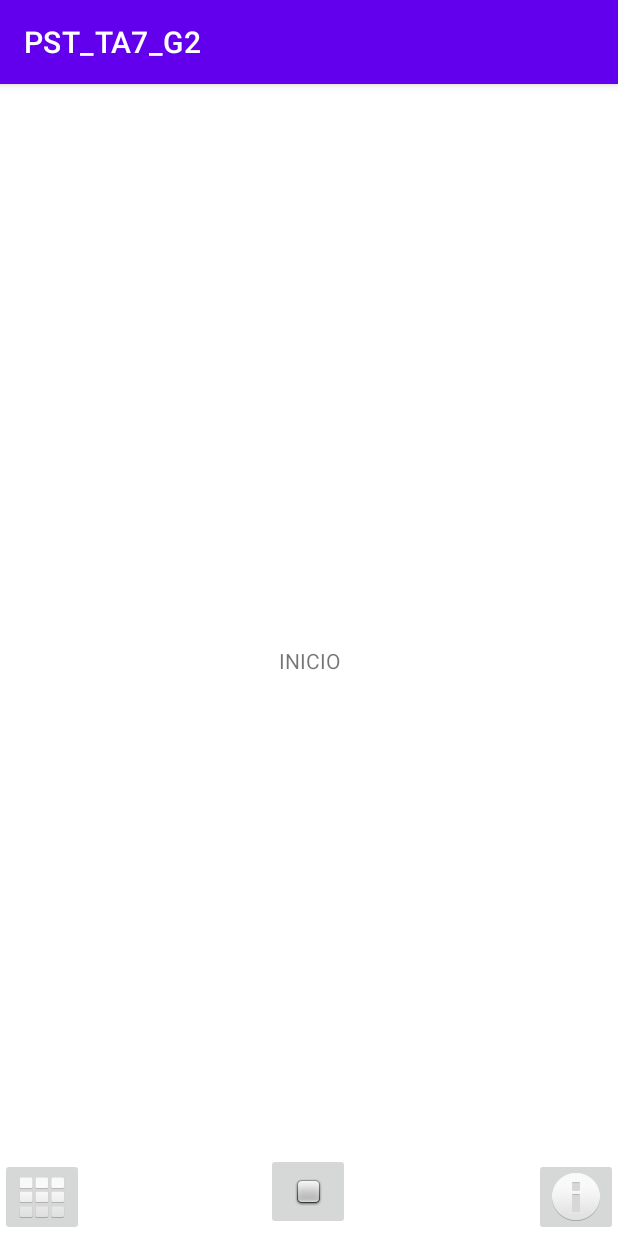
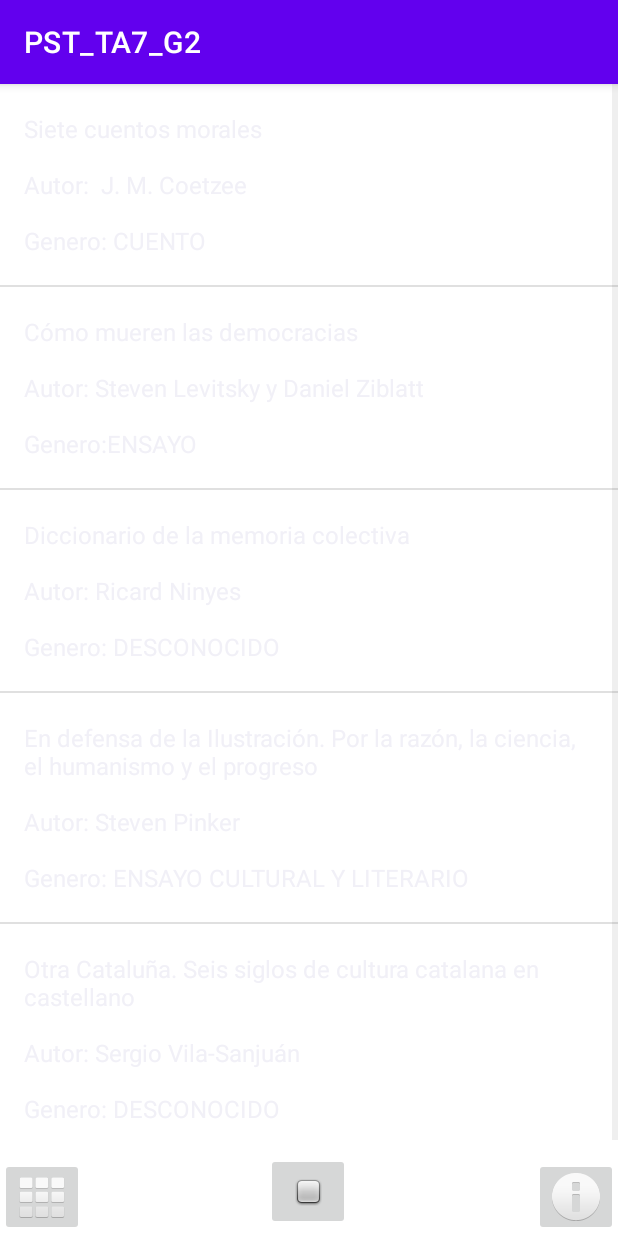
Before and after one commit to drbastid/PST_TA7_G2, an Android app: the libros screen opened directly, with no data from a screen before it, on a phone screen of 412 x 824 dp. Run offline under Robolectric (Android 15) with nearby library versions, the light colour scheme and no system bars; 1 statement that could not run was skipped.

Commit message:
boton para cierre de sesion y lista de libros

```diff
--- a/ASTM2/app/src/main/java/com/example/ASTM2/informacion.java
+++ b/ASTM2/app/src/main/java/com/example/ASTM2/informacion.java
@@ -26,5 +26,10 @@ public class informacion extends AppCompatActivity {
     public void librosButton(View v){
         finish();
     }
+    public void cerrarSesion(View v){
+        finishAffinity();
+        Intent i = new Intent(this, MainActivity.class);
+        startActivity(i);
+    }
 
 }
--- a/ASTM2/app/src/main/java/com/example/ASTM2/libros.java
+++ b/ASTM2/app/src/main/java/com/example/ASTM2/libros.java
@@ -3,19 +3,44 @@ package com.example.ASTM2;
 import androidx.appcompat.app.AppCompatActivity;
 
 import android.content.Intent;
+import android.graphics.Color;
 import android.os.Bundle;
 import android.view.View;
+import android.widget.ArrayAdapter;
+import android.widget.ListView;
 
 import com.example.pst_ta7_g2.R;
 
+import java.util.ArrayList;
+import java.util.List;
+
 public class libros extends AppCompatActivity {
     String usuario;
+    List<String> items;
+    private ListView lista;
+    ArrayAdapter ADP;
     @Override
     protected void onCreate(Bundle savedInstanceState) {
         super.onCreate(savedInstanceState);
         setContentView(R.layout.libros);
         Bundle bundle = getIntent().getExtras();
         usuario = bundle.getString("user");
+        lista = findViewById(R.id.list);
+        items = new ArrayList<>();
+        items.add("\n" + "Siete cuentos morales" + "\n" + "\n" + "Autor:  J. M. Coetzee" + "\n" + "\n" + "Genero: CUENTO" + "\n");
+        items.add("\n" + "Cómo mueren las democracias" + "\n" + "\n" + "Autor: Steven Levitsky y Daniel Ziblatt" + "\n" + "\n" + "Genero:ENSAYO" + "\n");
+        items.add("\n" + "Diccionario de la memoria colectiva" + "\n" + "\n" + "Autor: Ricard Ninyes" + "\n" + "\n" + "Genero: DESCONOCIDO" + "\n");
+        items.add("\n" + "En defensa de la Ilustración. Por la razón, la ciencia, el humanismo y el progreso" + "\n" + "\n" + "Autor: Steven Pinker" + "\n" + "\n" + "Genero: ENSAYO CULTURAL Y LITERARIO" + "\n");
+        items.add("\n" + "Otra Cataluña. Seis siglos de cultura catalana en castellano" + "\n" + "\n" + "Autor: Sergio Vila-Sanjuán" + "\n" + "\n" + "Genero: DESCONOCIDO" + "\n");
+
+        ADP = new ArrayAdapter<String>(getApplicationContext(), android.R.layout.simple_list_item_1,items);
+        lista.setAdapter(ADP);
+
+        for(String i:items){
+            ADP.notifyDataSetChanged();
+        }
+
+
 
     }
     public void informacion(View v){
@@ -27,4 +52,5 @@ public class libros extends AppCompatActivity {
         Intent i = new Intent(this, categoria.class);
         startActivity(i);
     }
+
 }
--- a/ASTM2/app/src/main/res/layout/libros.xml
+++ b/ASTM2/app/src/main/res/layout/libros.xml
@@ -38,13 +38,18 @@
         app:srcCompat="@android:drawable/checkbox_off_background"
         tools:ignore="SpeakableTextPresentCheck" />
 
-    <TextView
-        android:id="@+id/textView3"
-        android:layout_width="wrap_content"
-        android:layout_height="wrap_content"
-        android:text="INICIO"
-        app:layout_constraintBottom_toBottomOf="parent"
+
+    <ListView
+        android:id="@+id/list"
+        android:layout_width="match_parent"
+        android:layout_height="match_parent"
+        android:layout_marginBottom="60dp"
+        app:layout_constraintBottom_toTopOf="@+id/imageButton3"
+        app:layout_constraintDimensionRatio="w,1:1"
         app:layout_constraintEnd_toEndOf="parent"
         app:layout_constraintStart_toStartOf="parent"
-        app:layout_constraintTop_toTopOf="parent" />
+        app:layout_constraintTop_toTopOf="parent"
+        app:layout_constraintVertical_bias="1.0" />
+
+
 </androidx.constraintlayout.widget.ConstraintLayout>
```
Also changed, not shown: ASTM2/app/src/main/res/layout/activity_informacion.xml (+19 -0 lines), ASTM2/app/src/main/res/drawable/user.png (added).
